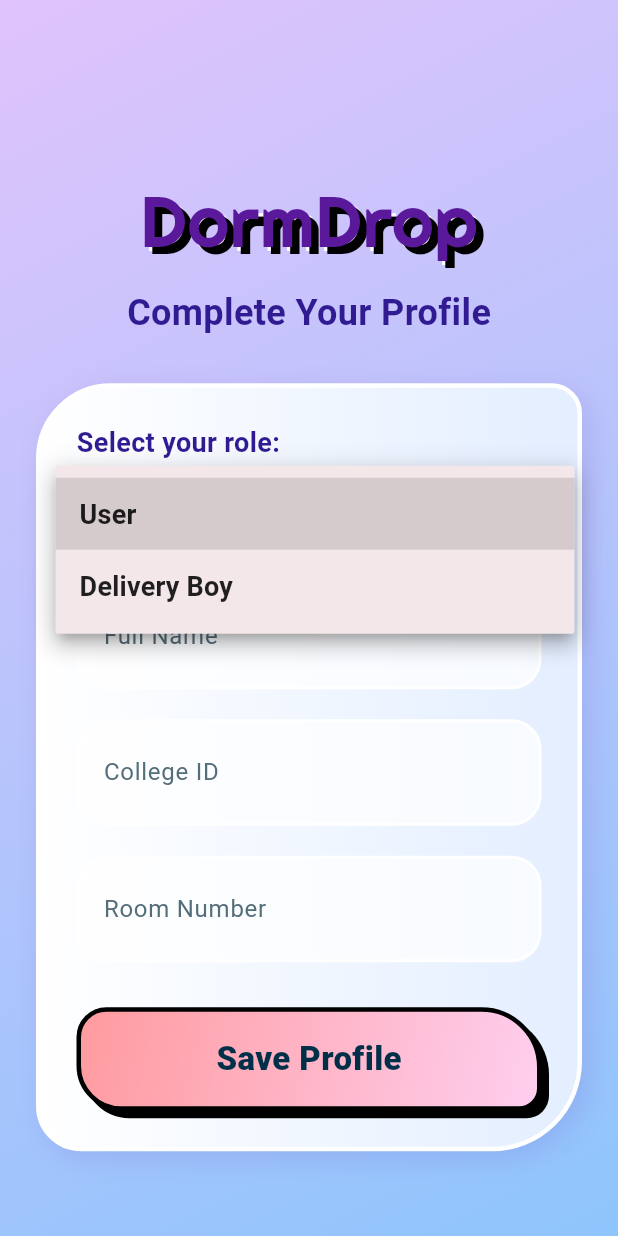
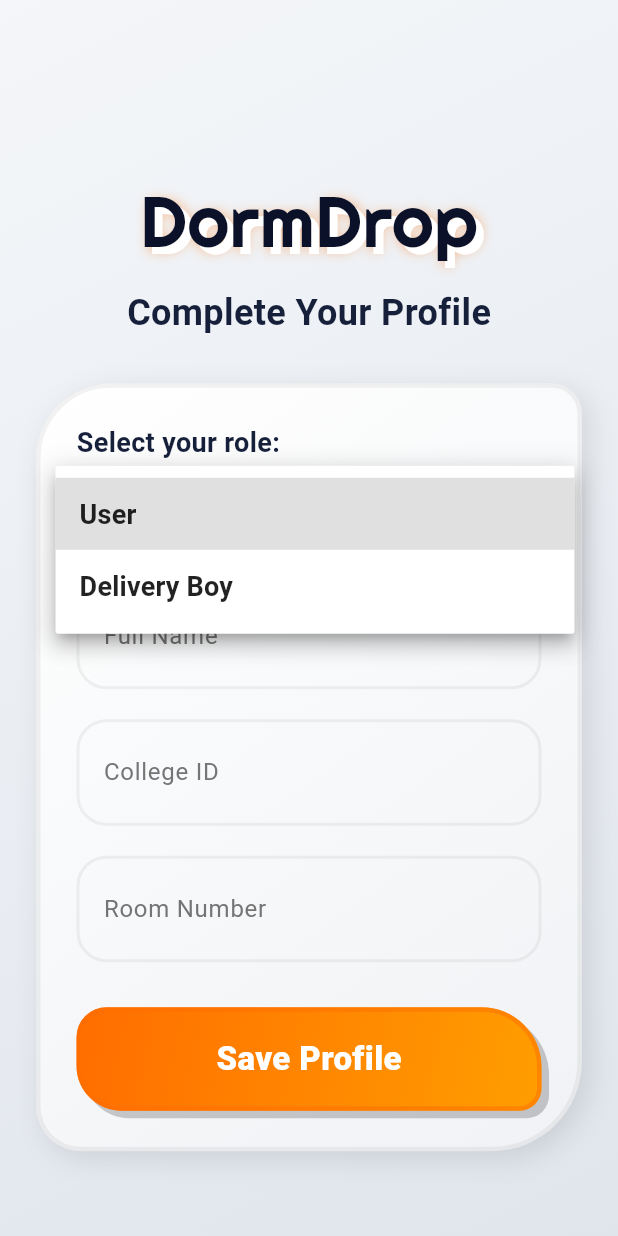
Before and after one commit to nik-0002/DormDrop, a Flutter app: the screen it shows once a user with an empty profile is signed in, after a tap on "User", on a phone screen of 412 x 824 dp. Run offline on Flutter 3.47's test engine with Material 3 defaults, Android fonts, the light colour scheme and no system bars; our stand-ins replace cloud_firestore, firebase_auth, firebase_core, google_fonts, google_sign_in; accounts and stored records are empty; Roboto replaces fonts that are missing (Pangolin); statements that could not run were skipped.

Commit message:
Revamped Login Screen UI with Tangerine and Navy theme

```diff
--- a/lib/screens/login_screen.dart
+++ b/lib/screens/login_screen.dart
@@ -48,13 +48,13 @@
     final bool isDark = AppColors.isDark(context);
     final Size size = MediaQuery.of(context).size;
 
-    // --- NEW COLOR PALETTE ---
-    final Color bgColor = isDark ? const Color(0xFF0A1128) : const Color(0xFFF4F6F9);
-    final Color primaryAccent = const Color(0xFFFF6D00); // Vibrant Tangerine
-    final Color secondaryAccent = isDark ? const Color(0xFF9D4EDD) : const Color(0xFFFF9E00);
-    final Color textColorPrimary = isDark ? Colors.white : const Color(0xFF121826);
-    final Color textColorSecondary = isDark ? const Color(0xFFA0AABF) : const Color(0xFF5A6B87);
-    final Color cardColor = isDark ? const Color(0xFF16203B) : Colors.white;
+    // --- COLOR PALETTE FROM APPCOLORS ---
+    final Color bgColor = isDark ? AppColors.navyDarkest : const Color(0xFFF4F6F9);
+    final Color primaryAccent = AppColors.tangerine;
+    final Color secondaryAccent = isDark ? AppColors.navyLighter : const Color(0xFFFF9E00);
+    final Color textColorPrimary = AppColors.textTitle(isDark);
+    final Color textColorSecondary = AppColors.textSecondary(isDark);
+    final Color cardColor = isDark ? AppColors.navyLighter : Colors.white;
 
     return Scaffold(
       backgroundColor: bgColor,
@@ -140,7 +140,7 @@
 
                     // Subtitle
                     Text(
-                      "Hungry?\nConsider it delivered.",
+                      "Lazy and hungry?\nConsider it delivered.",
                       textAlign: TextAlign.center,
                       style: GoogleFonts.poppins(
                         fontSize: 16,
@@ -203,13 +203,12 @@
                               child: Row(
                                 mainAxisAlignment: MainAxisAlignment.center,
                                 children: [
-                                  // Simplified Google "G" representation
                                   Text(
                                     'G',
                                     style: GoogleFonts.poppins(
                                       fontSize: 26,
                                       fontWeight: FontWeight.w800,
-                                      color: isDark ? Colors.white : const Color(0xFFEA4335), // Google Red
+                                      color: isDark ? Colors.white : AppColors.tangerine,
                                     ),
                                   ),
                                   const SizedBox(width: 16),
--- a/lib/screens/onboarding_screen.dart
+++ b/lib/screens/onboarding_screen.dart
@@ -100,7 +100,7 @@
         ),
         child: SafeArea(
           child: _isLoading
-            ? Center(child: CircularProgressIndicator(color: isDark ? AppColors.electricCyan : Colors.deepPurple))
+            ? Center(child: CircularProgressIndicator(color: AppColors.tangerine))
             : Center(
                 child: SingleChildScrollView(
                   physics: const BouncingScrollPhysics(),
@@ -114,14 +114,9 @@
                           style: GoogleFonts.righteous(
                             fontSize: 48,
                             color: AppColors.textTitle(isDark),
-                          shadows: isDark
-                            ? [
-                                Shadow(color: AppColors.electricCyan, offset: const Offset(3, 3), blurRadius: 10),
-                                const Shadow(color: Colors.black, offset: Offset(5, 5), blurRadius: 0),
-                              ]
-                            : [
-                                const Shadow(color: Colors.white, offset: Offset(3, 3), blurRadius: 0),
-                                const Shadow(color: Colors.black, offset: Offset(5, 5), blurRadius: 0),
+                            shadows: [
+                                  Shadow(color: AppColors.tangerine.withOpacity(0.5), offset: const Offset(3, 3), blurRadius: 10),
+                                  Shadow(color: isDark ? Colors.black : Colors.white, offset: const Offset(5, 5), blurRadius: 0),
                                 ],
                           ),
                         ),
@@ -225,12 +220,12 @@
       child: DropdownButtonHideUnderline(
         child: DropdownButtonFormField<String>(
           initialValue: _role,
-          icon: Icon(Icons.arrow_drop_down_circle, color: isDark ? AppColors.electricCyan : Colors.deepPurpleAccent),
+          icon: const Icon(Icons.arrow_drop_down_circle, color: AppColors.tangerine),
           decoration: const InputDecoration(
             border: InputBorder.none,
             contentPadding: EdgeInsets.symmetric(horizontal: 16, vertical: 8),
           ),
-          dropdownColor: isDark ? const Color(0xFF2C1B4D) : const Color(0xFFF3E7E9),
+          dropdownColor: isDark ? AppColors.navyLighter : Colors.white,
           items: ['User', 'Delivery Boy'].map((String value) {
             return DropdownMenuItem<String>(
               value: value,
--- a/lib/theme/theme_provider.dart
+++ b/lib/theme/theme_provider.dart
@@ -13,9 +13,11 @@
 }
 
 class AppColors {
-  // Common Neon Colors
-  static const Color neonPink = Color(0xFFFF007F);
-  static const Color electricCyan = Color(0xFF00F0FF);
+  // --- TANGERINE & NAVY CORE PALETTE ---
+  static const Color tangerine = Color(0xFFFF6D00);
+  static const Color navy = Color(0xFF0A1128);
+  static const Color navyLighter = Color(0xFF16203B);
+  static const Color navyDarkest = Color(0xFF050A18);
 
   static bool isDark(BuildContext context) {
     return Theme.of(context).brightness == Brightness.dark;
@@ -25,12 +27,12 @@
   static LinearGradient bgGradient(bool dark) {
     return dark
         ? const LinearGradient(
-            colors: [Color(0xFF0B0510), Color(0xFF1A0B2E)],
+            colors: [navyDarkest, navy],
             begin: Alignment.topLeft,
             end: Alignment.bottomRight,
           )
         : const LinearGradient(
-            colors: [Color(0xFFE0C3FC), Color(0xFF8EC5FC)],
+            colors: [Color(0xFFF4F6F9), Color(0xFFE0E5EC)],
             begin: Alignment.topLeft,
             end: Alignment.bottomRight,
           );
@@ -39,121 +41,103 @@
   // Blob Card Gradients
   static LinearGradient blobGradient(bool dark, [int index = 0]) {
     if (dark) {
-      if (index % 2 == 0) {
-        return const LinearGradient(colors: [Color(0xFF1A0B2E), Color(0xFF2C1B4D)]);
+      return LinearGradient(
+        colors: [
+          navyLighter.withOpacity(0.8),
+          navy.withOpacity(0.9),
+        ],
+        begin: Alignment.topLeft,
+        end: Alignment.bottomRight,
+      );
     } else {
-        return const LinearGradient(colors: [Color(0xFF0B0510), Color(0xFF200F3A)]);
-      }
-    } else {
-      if (index % 2 == 0) {
-        return const LinearGradient(colors: [Color(0xFFFFFFFF), Color(0xFFE3EEFF)]);
-      } else {
-        return const LinearGradient(colors: [Color(0xFFFFFFFF), Color(0xFFFFE5D9)]);
-      }
+      return LinearGradient(
+        colors: [
+          Colors.white,
+          const Color(0xFFF0F2F5),
+        ],
+        begin: Alignment.topLeft,
+        end: Alignment.bottomRight,
+      );
     }
   }
 
-  // Brutalist Button Gradient (Primary)
+  // Primary Button Gradient
   static LinearGradient primaryButtonGradient(bool dark) {
-    return dark
-        ? const LinearGradient(
-            colors: [neonPink, electricCyan],
-            begin: Alignment.topLeft,
-            end: Alignment.bottomRight,
-          )
-        : const LinearGradient(
-            colors: [Color(0xFFFF9A9E), Color(0xFFFECFEF)],
+    return const LinearGradient(
+      colors: [tangerine, Color(0xFFFF9E00)],
       begin: Alignment.topLeft,
       end: Alignment.bottomRight,
     );
   }
 
-  // Brutalist Button Gradient (Secondary/Success)
+  // Secondary/Action Button Gradient
   static LinearGradient secondaryButtonGradient(bool dark) {
     return dark
         ? const LinearGradient(
-            colors: [Color(0xFF200F3A), electricCyan],
+            colors: [navyLighter, navy],
             begin: Alignment.topLeft,
             end: Alignment.bottomRight,
           )
         : const LinearGradient(
-            colors: [Color(0xFFD8F3DC), Color(0xFFA3CEF1)],
+            colors: [Color(0xFFE0E5EC), Colors.white],
             begin: Alignment.topLeft,
             end: Alignment.bottomRight,
           );
   }
 
   // Text Colors
-  static Color textTitle(bool dark) => dark ? Colors.white : const Color(0xFF5A189A);
-  static Color textMain(bool dark) => dark ? Colors.white : Colors.deepPurple[900]!;
-  static Color textSecondary(bool dark) => dark ? Colors.grey[400]! : Colors.blueGrey[600]!;
-  static Color textButton(bool dark) => dark ? Colors.black : const Color(0xFF003049);
+  static Color textTitle(bool dark) => dark ? Colors.white : navy;
+  static Color textMain(bool dark) => dark ? const Color(0xFFA0AABF) : navyLighter;
+  static Color textSecondary(bool dark) => dark ? const Color(0xFF5A6B87) : Colors.grey[600]!;
+  static Color textButton(bool dark) => Colors.white;
 
   // Borders and Shadows
-  static Color borderMain(bool dark) => dark ? electricCyan.withOpacity(0.5) : Colors.white;
-  static Color borderButton(bool dark) => dark ? electricCyan : Colors.black;
-  static Color shadowMain(bool dark) => dark ? electricCyan.withOpacity(0.3) : Colors.deepPurple.withOpacity(0.15);
-  static Color brutalistShadow(bool dark) => dark ? electricCyan : Colors.black;
+  static Color borderMain(bool dark) => dark ? Colors.white.withOpacity(0.1) : Colors.black.withOpacity(0.05);
+  static Color borderButton(bool dark) => tangerine.withOpacity(0.5);
+  static Color shadowMain(bool dark) => dark ? Colors.black.withOpacity(0.4) : Colors.black.withOpacity(0.1);
+  static Color brutalistShadow(bool dark) => dark ? Colors.black : Colors.black.withOpacity(0.2);
 
-  // Input Fields
-  static Color inputBackground(bool dark) => dark ? const Color(0xFF2C1B4D).withOpacity(0.8) : Colors.white.withOpacity(0.7);
-  static Color navBarColor(bool dark) => dark ? const Color(0xFF0B0510).withOpacity(0.9) : Colors.white.withOpacity(0.8);
-  // Add these new static methods to AppColors class
-
-  // CLAYMORPHISM: Soft, matte 3D shadow for buttons
+  // Claymorphism: Soft, matte 3D shadow
   static BoxShadow claymorphismShadow(bool dark) {
     return BoxShadow(
-      color: dark ? Colors.black.withOpacity(0.5) : Colors.black.withOpacity(0.15),
+      color: dark ? Colors.black.withOpacity(0.5) : Colors.black.withOpacity(0.1),
       blurRadius: 15,
-      offset: const Offset(5, 5),
-      spreadRadius: 0,
+      offset: const Offset(8, 8),
     );
   }
 
-  // CLAYMORPHISM: Inset shadow (highlight)
+  // Claymorphism: Inset shadow
   static BoxShadow claymorphismHighlight(bool dark) {
     return BoxShadow(
-      color: dark ? Colors.white.withOpacity(0.1) : Colors.white.withOpacity(0.6),
-      blurRadius: 10,
-      offset: const Offset(-3, -3),
-      spreadRadius: 0,
+      color: dark ? Colors.white.withOpacity(0.05) : Colors.white.withOpacity(0.7),
+      blurRadius: 12,
+      offset: const Offset(-4, -4),
     );
   }
 
-  // GLASSMORPHISM: Sticky header style
+  // Glassmorphism
   static Color glassHeaderColor(bool dark) {
     return dark
-      ? const Color(0xFF0B0510).withOpacity(0.85)
-      : Colors.white.withOpacity(0.85);
+      ? navyLighter.withOpacity(0.8)
+      : Colors.white.withOpacity(0.8);
   }
 
-  // GLASSMORPHISM: Backdrop blur for semi-transparent glass effect
   static List<BoxShadow> glassmorphismShadow(bool dark) {
     return [
       BoxShadow(
-        color: dark
-          ? Colors.black.withOpacity(0.2)
-          : Colors.grey.withOpacity(0.15),
+        color: Colors.black.withOpacity(dark ? 0.3 : 0.1),
         blurRadius: 10,
-        offset: const Offset(0, 2),
+        offset: const Offset(0, 4),
       ),
     ];
   }
 
-  // Search bar styling
   static Color searchBarBackground(bool dark) {
-    return dark
-      ? const Color(0xFF1A0B2E).withOpacity(0.7)
-      : Colors.white.withOpacity(0.9);
+    return dark ? navyLighter.withOpacity(0.5) : Colors.white;
   }
 
-  // Category chip styling
   static Color categoryChipBackground(bool dark, bool selected) {
-    if (selected) {
-      return dark ? electricCyan : Colors.deepPurple;
-    }
-    return dark
-      ? const Color(0xFF2C1B4D).withOpacity(0.6)
-      : Colors.grey[200]!;
+    if (selected) return tangerine;
+    return dark ? navyLighter : Colors.white;
   }
 }
```
Also changed, not shown: lib/screens/delivery_dashboard.dart (+10 -10 lines), lib/screens/history_screen.dart (+8 -8 lines), lib/screens/home_screen.dart (+13 -19 lines), lib/screens/payment_screen.dart (+7 -12 lines), lib/screens/profile_screen.dart (+9 -9 lines), lib/screens/user_dashboard.dart (+13 -13 lines). Lines whose indentation alone changed are shown as unchanged.
